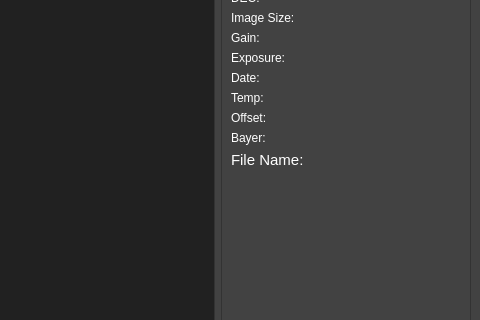
Before: the Qt Designer form src/mainwindow.ui in AstrocatApp/AstrocatApp, drawn with Qt 5; both pictures show x 320 to 800 and y 167 to 487 of the 800 by 600 pixel window.
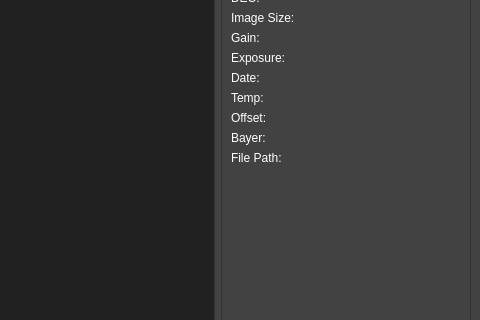
After: the same form once the commit is applied.

Commit message: Removed font size for file path

Diff of the .ui file:
```diff
--- a/src/mainwindow.ui
+++ b/src/mainwindow.ui
@@ -766,13 +766,8 @@
          </item>
          <item row="14" column="0" colspan="2">
           <widget class="QLabel" name="fullPathLabel">
-           <property name="font">
-            <font>
-             <pointsize>11</pointsize>
-            </font>
-           </property>
            <property name="text">
-            <string>File Name:</string>
+            <string>File Path:</string>
            </property>
            <property name="wordWrap">
             <bool>true</bool>
```
